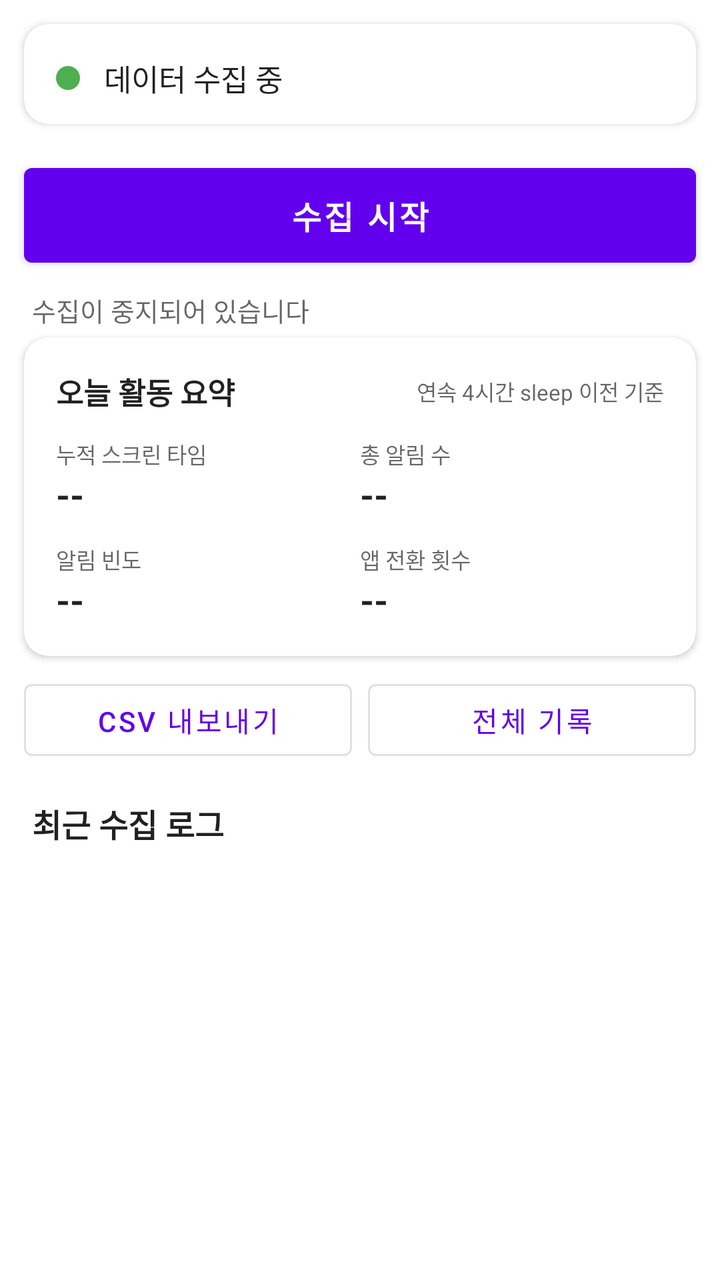
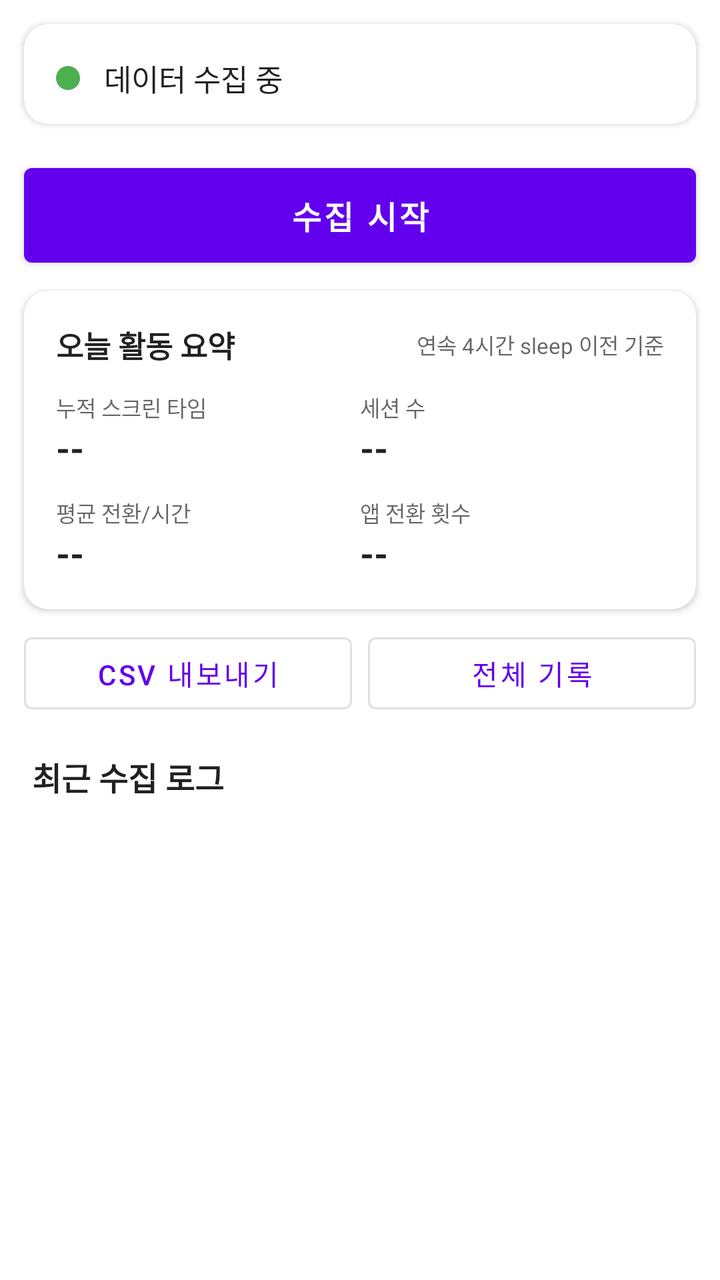

Screens rendered from an Android XML layout before and after an edit, with the pre-edit source and the edit as a unified diff.
<!-- AndroidManifest.xml: application theme Theme.InformationFatigue -->
<!-- res/layout/activity_main.xml -->
<?xml version="1.0" encoding="utf-8"?>
<LinearLayout xmlns:android="http://schemas.android.com/apk/res/android"
    xmlns:app="http://schemas.android.com/apk/res-auto"
    android:id="@+id/rootLayout"
    android:layout_width="match_parent"
    android:layout_height="match_parent"
    android:orientation="vertical"
    android:background="?android:attr/colorBackground">

    
    <com.google.android.material.card.MaterialCardView
        android:id="@+id/statusCard"
        android:layout_width="match_parent"
        android:layout_height="wrap_content"
        android:layout_margin="12dp"
        app:cardCornerRadius="12dp"
        app:cardElevation="2dp"
        app:cardBackgroundColor="?attr/colorSurface">

        <LinearLayout
            android:layout_width="match_parent"
            android:layout_height="wrap_content"
            android:orientation="horizontal"
            android:gravity="center_vertical"
            android:paddingHorizontal="16dp"
            android:paddingTop="16dp"
            android:paddingBottom="12dp">

            <View
                android:id="@+id/statusDot"
                android:layout_width="12dp"
                android:layout_height="12dp"
                android:background="@drawable/circle_green" />

            <TextView
                android:id="@+id/tvStatus"
                android:layout_width="match_parent"
                android:layout_height="wrap_content"
                android:layout_marginStart="12dp"
                android:text="@string/service_running"
                android:textSize="15sp"
                android:textColor="?android:attr/textColorPrimary" />

        </LinearLayout>

    </com.google.android.material.card.MaterialCardView>

    
    <com.google.android.material.button.MaterialButton
        android:id="@+id/btnToggleService"
        style="@style/Widget.MaterialComponents.Button"
        android:layout_width="match_parent"
        android:layout_height="wrap_content"
        android:layout_marginHorizontal="12dp"
        android:layout_marginTop="4dp"
        android:layout_marginBottom="8dp"
        android:paddingVertical="12dp"
        android:textSize="16sp"
        android:textStyle="bold"
        android:text="@string/start" />

    
    <TextView
        android:id="@+id/tvCountdown"
        android:layout_width="match_parent"
        android:layout_height="wrap_content"
        android:paddingHorizontal="16dp"
        android:paddingBottom="4dp"
        android:textSize="13sp"
        android:textColor="?android:attr/textColorSecondary"
        android:text="@string/countdown_stopped" />

    
    <com.google.android.material.card.MaterialCardView
        android:id="@+id/summaryCard"
        android:layout_width="match_parent"
        android:layout_height="wrap_content"
        android:layout_marginHorizontal="12dp"
        android:layout_marginBottom="8dp"
        app:cardCornerRadius="12dp"
        app:cardElevation="2dp"
        app:cardBackgroundColor="?attr/colorSurface">

        <LinearLayout
            android:layout_width="match_parent"
            android:layout_height="wrap_content"
            android:orientation="vertical"
            android:padding="16dp">

            
            <LinearLayout
                android:layout_width="match_parent"
                android:layout_height="wrap_content"
                android:orientation="horizontal"
                android:gravity="center_vertical"
                android:layout_marginBottom="12dp">

                <TextView
                    android:layout_width="0dp"
                    android:layout_height="wrap_content"
                    android:layout_weight="1"
                    android:text="@string/today_summary_title"
                    android:textSize="15sp"
                    android:textStyle="bold"
                    android:textColor="?android:attr/textColorPrimary" />

                <TextView
                    android:layout_width="wrap_content"
                    android:layout_height="wrap_content"
                    android:text="@string/today_summary_note"
                    android:textSize="11sp"
                    android:textColor="?android:attr/textColorSecondary" />

            </LinearLayout>

            
            <LinearLayout
                android:layout_width="match_parent"
                android:layout_height="wrap_content"
                android:orientation="horizontal"
                android:layout_marginBottom="12dp">

                <LinearLayout
                    android:layout_width="0dp"
                    android:layout_height="wrap_content"
                    android:layout_weight="1"
                    android:orientation="vertical">

                    <TextView
                        android:layout_width="wrap_content"
                        android:layout_height="wrap_content"
                        android:text="@string/today_screen_time_label"
                        android:textSize="11sp"
                        android:textColor="?android:attr/textColorSecondary" />

                    <TextView
                        android:id="@+id/tvTodayScreenTime"
                        android:layout_width="wrap_content"
                        android:layout_height="wrap_content"
                        android:text="--"
                        android:textSize="18sp"
                        android:textStyle="bold"
                        android:textColor="?android:attr/textColorPrimary" />

                </LinearLayout>

                <LinearLayout
                    android:layout_width="0dp"
                    android:layout_height="wrap_content"
                    android:layout_weight="1"
                    android:orientation="vertical">

                    <TextView
                        android:layout_width="wrap_content"
                        android:layout_height="wrap_content"
                        android:text="@string/today_notif_label"
                        android:textSize="11sp"
                        android:textColor="?android:attr/textColorSecondary" />

                    <TextView
                        android:id="@+id/tvTodayNotifications"
                        android:layout_width="wrap_content"
                        android:layout_height="wrap_content"
                        android:text="--"
                        android:textSize="18sp"
                        android:textStyle="bold"
                        android:textColor="?android:attr/textColorPrimary" />

                </LinearLayout>

            </LinearLayout>

            
            <LinearLayout
                android:layout_width="match_parent"
                android:layout_height="wrap_content"
                android:orientation="horizontal">

                <LinearLayout
                    android:layout_width="0dp"
                    android:layout_height="wrap_content"
                    android:layout_weight="1"
                    android:orientation="vertical">

                    <TextView
                        android:layout_width="wrap_content"
                        android:layout_height="wrap_content"
                        android:text="@string/today_notif_freq_label"
                        android:textSize="11sp"
                        android:textColor="?android:attr/textColorSecondary" />

                    <TextView
                        android:id="@+id/tvTodayNotifFreq"
                        android:layout_width="wrap_content"
                        android:layout_height="wrap_content"
                        android:text="--"
                        android:textSize="18sp"
                        android:textStyle="bold"
                        android:textColor="?android:attr/textColorPrimary" />

                </LinearLayout>

                <LinearLayout
                    android:layout_width="0dp"
                    android:layout_height="wrap_content"
                    android:layout_weight="1"
                    android:orientation="vertical">

                    <TextView
                        android:layout_width="wrap_content"
                        android:layout_height="wrap_content"
                        android:text="@string/today_app_switch_label"
                        android:textSize="11sp"
                        android:textColor="?android:attr/textColorSecondary" />

                    <TextView
                        android:id="@+id/tvTodayAppSwitches"
                        android:layout_width="wrap_content"
                        android:layout_height="wrap_content"
                        android:text="--"
                        android:textSize="18sp"
                        android:textStyle="bold"
                        android:textColor="?android:attr/textColorPrimary" />

                </LinearLayout>

            </LinearLayout>

        </LinearLayout>

    </com.google.android.material.card.MaterialCardView>

    
    <LinearLayout
        android:layout_width="match_parent"
        android:layout_height="wrap_content"
        android:orientation="horizontal"
        android:layout_marginHorizontal="12dp"
        android:layout_marginBottom="8dp">

        <com.google.android.material.button.MaterialButton
            android:id="@+id/btnExport"
            style="@style/Widget.MaterialComponents.Button.OutlinedButton"
            android:layout_width="0dp"
            android:layout_height="wrap_content"
            android:layout_weight="1"
            android:layout_marginEnd="4dp"
            android:text="@string/export_csv" />

        <com.google.android.material.button.MaterialButton
            android:id="@+id/btnHistory"
            style="@style/Widget.MaterialComponents.Button.OutlinedButton"
            android:layout_width="0dp"
            android:layout_height="wrap_content"
            android:layout_weight="1"
            android:layout_marginStart="4dp"
            android:text="@string/all_history" />

    </LinearLayout>

    
    <TextView
        android:layout_width="match_parent"
        android:layout_height="wrap_content"
        android:text="@string/recent_log"
        android:textSize="16sp"
        android:textStyle="bold"
        android:textColor="?android:attr/textColorPrimary"
        android:paddingHorizontal="16dp"
        android:paddingVertical="8dp" />

    <androidx.recyclerview.widget.RecyclerView
        android:id="@+id/recyclerView"
        android:layout_width="match_parent"
        android:layout_height="0dp"
        android:layout_weight="1"
        android:clipToPadding="false"
        android:padding="8dp"
        android:paddingBottom="80dp" />

</LinearLayout>
<!-- resources referenced by this layout -->
<resources>
  <!-- drawable circle_green (drawable) -->
  <?xml version="1.0" encoding="utf-8"?>
  <shape xmlns:android="http://schemas.android.com/apk/res/android"
      android:shape="oval">
      <solid android:color="#FF4CAF50" />
      <size
          android:width="12dp"
          android:height="12dp" />
  </shape>
  <string name="all_history">전체 기록</string>
  <string name="countdown_stopped">수집이 중지되어 있습니다</string>
  <string name="export_csv">CSV 내보내기</string>
  <string name="recent_log">최근 수집 로그</string>
  <string name="service_running">데이터 수집 중</string>
  <string name="start">수집 시작</string>
  <string name="today_app_switch_label">앱 전환 횟수</string>
  <string name="today_notif_freq_label">알림 빈도</string>
  <string name="today_notif_label">총 알림 수</string>
  <string name="today_screen_time_label">누적 스크린 타임</string>
  <string name="today_summary_note">연속 4시간 sleep 이전 기준</string>
  <string name="today_summary_title">오늘 활동 요약</string>
  <style name="Theme.InformationFatigue" parent="Theme.MaterialComponents.DayNight.DarkActionBar">
          
          <item name="colorPrimary">@color/purple_500</item>
          <item name="colorPrimaryVariant">@color/purple_700</item>
          <item name="colorOnPrimary">@color/white</item>
          
          <item name="colorSecondary">@color/teal_200</item>
          <item name="colorSecondaryVariant">@color/teal_700</item>
          <item name="colorOnSecondary">@color/black</item>
          
          <item name="android:statusBarColor">?attr/colorPrimaryVariant</item>
          
      </style>
  <color name="purple_500">#FF6200EE</color>
  <color name="purple_700">#FF3700B3</color>
  <color name="white">#FFFFFFFF</color>
  <color name="teal_200">#FF03DAC5</color>
  <color name="teal_700">#FF018786</color>
  <color name="black">#FF000000</color>
</resources>

<!-- the commit's change to res/layout/activity_main.xml (unified diff, before → after) -->
@@ -60,17 +60,6 @@
         android:text="@string/start" />
 
     
-    <TextView
-        android:id="@+id/tvCountdown"
-        android:layout_width="match_parent"
-        android:layout_height="wrap_content"
-        android:paddingHorizontal="16dp"
-        android:paddingBottom="4dp"
-        android:textSize="13sp"
-        android:textColor="?android:attr/textColorSecondary"
-        android:text="@string/countdown_stopped" />
-
-    
     <com.google.android.material.card.MaterialCardView
         android:id="@+id/summaryCard"
         android:layout_width="match_parent"
<!-- resource entries referenced after the edit -->
@@ -10,14 +10,13 @@
           android:height="12dp" />
   </shape>
   <string name="all_history">전체 기록</string>
-  <string name="countdown_stopped">수집이 중지되어 있습니다</string>
   <string name="export_csv">CSV 내보내기</string>
   <string name="recent_log">최근 수집 로그</string>
   <string name="service_running">데이터 수집 중</string>
   <string name="start">수집 시작</string>
   <string name="today_app_switch_label">앱 전환 횟수</string>
-  <string name="today_notif_freq_label">알림 빈도</string>
-  <string name="today_notif_label">총 알림 수</string>
+  <string name="today_notif_freq_label">평균 전환/시간</string>
+  <string name="today_notif_label">세션 수</string>
   <string name="today_screen_time_label">누적 스크린 타임</string>
   <string name="today_summary_note">연속 4시간 sleep 이전 기준</string>
   <string name="today_summary_title">오늘 활동 요약</string>
